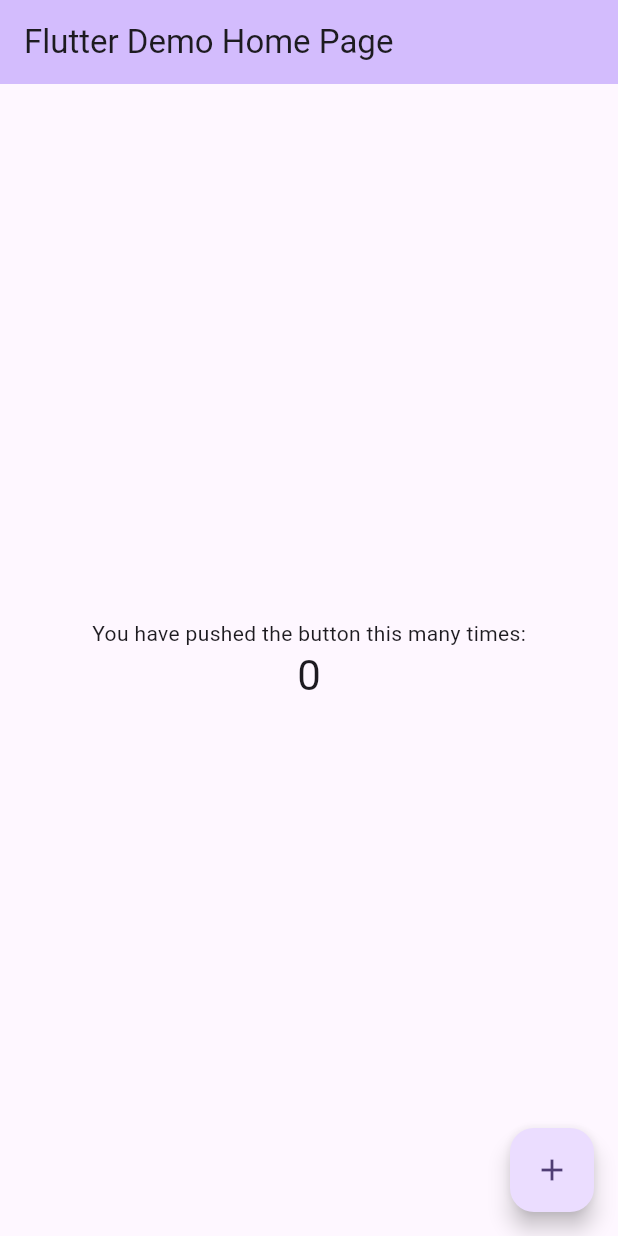
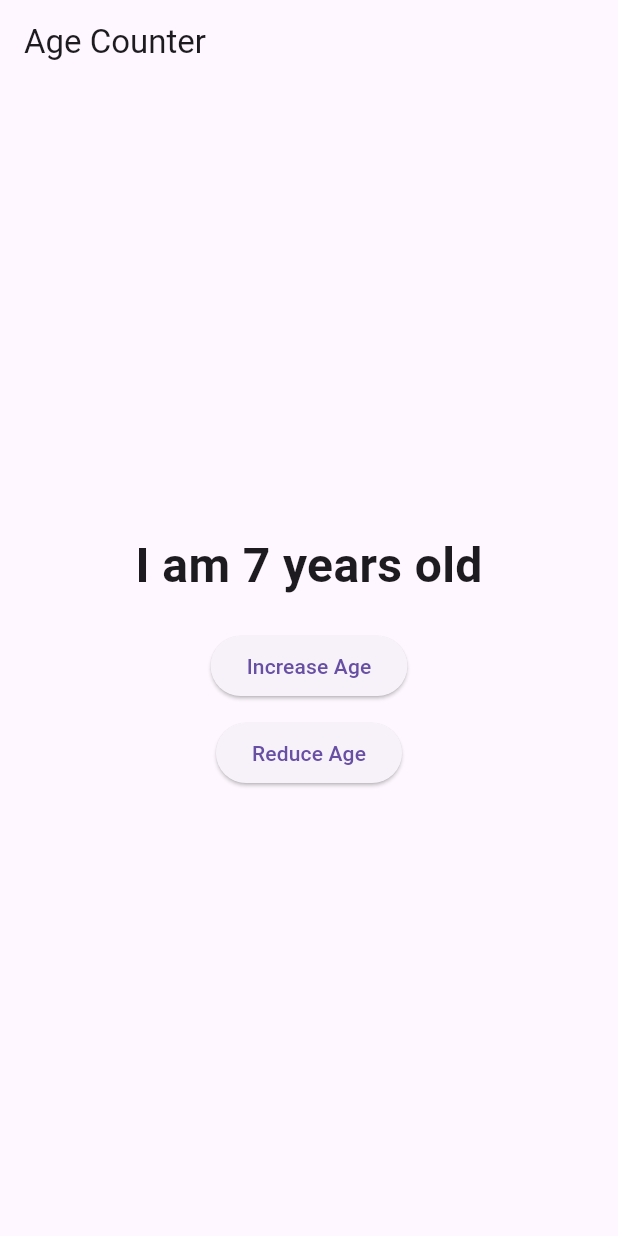
Before and after one commit to mcarney7/activity06, a Flutter app: the screen it shows after launch, on a phone screen of 412 x 824 dp. Run offline on Flutter 3.47's test engine with Material 3 defaults, Android fonts, the phone set to English and light mode, and no system bars.

Commit message:
Final commit

```diff
--- a/lib/main.dart
+++ b/lib/main.dart
@@ -1,125 +1,127 @@
-import 'package:flutter/material.dart';
+import 'dart:io' show Platform; // Importing the Platform class to check the current platform (desktop, web, mobile)
+import 'package:flutter/foundation.dart' show kIsWeb; // kIsWeb is used to check if the app is running in a web environment
+import 'package:flutter/material.dart'; // Importing Flutter's Material library for UI components
+import 'package:provider/provider.dart'; // Importing the Provider package for state management
+
+// Commented out the import for window_size package since it's not needed for non-desktop platforms
+// import 'package:window_size/window_size.dart'; // This package is used to manipulate window size on desktop platforms
 
 void main() {
-  runApp(const MyApp());
+  // Ensures that Flutter has fully initialized before running the app. This is necessary for some setup operations.
+  WidgetsFlutterBinding.ensureInitialized();
+
+  // Check if the app is running on a desktop platform (Windows, Linux, macOS)
+  if (!kIsWeb && (Platform.isWindows || Platform.isLinux || Platform.isMacOS)) {
+    // setupWindow(); // Commented out: This function would be used to configure the window size on desktop platforms
+  }
+
+  // Run the app and use ChangeNotifierProvider to provide AgeCounter to the entire app.
+  runApp(
+    ChangeNotifierProvider(
+      create: (context) => AgeCounter(), // Creates an instance of AgeCounter and provides it to the app
+      child: const MyApp(), // MyApp is the root widget of the app
+    ),
+  );
 }
 
+// Commented out: This function would handle window configuration on desktop platforms
+// void setupWindow() {
+//   setWindowTitle('Age Counter'); // Sets the window title
+//   setWindowMinSize(const Size(360, 640)); // Sets the minimum window size to 360x640 pixels
+//   setWindowMaxSize(const Size(360, 640)); // Sets the maximum window size to 360x640 pixels
+//   getCurrentScreen().then((screen) {
+//     setWindowFrame(Rect.fromCenter(
+//       center: screen!.frame.center,
+//       width: 360,
+//       height: 640,
+//     )); // Centers the window on the screen
+//   });
+// }
+
+// AgeCounter class that extends ChangeNotifier to manage state
+// This class holds the current age and provides methods to increment and decrement it.
+class AgeCounter with ChangeNotifier {
+  int age = 7; // Initial age is set to 7
+
+  // Method to increment the age
+  void incrementAge() {
+    age += 1; // Increases the age by 1
+    notifyListeners(); // Notifies all widgets listening to this model about the change in state
+  }
+
+  // Method to decrement the age
+  void decrementAge() {
+    if (age > 0) { // Ensures that age does not go below 0
+      age -= 1; // Decreases the age by 1
+      notifyListeners(); // Notifies all widgets listening to this model about the change in state
+    }
+  }
+}
+
+// MyApp is the root widget of the application
 class MyApp extends StatelessWidget {
-  const MyApp({super.key});
+  const MyApp({super.key}); // Default constructor
 
-  // This widget is the root of your application.
   @override
   Widget build(BuildContext context) {
+    // Returns the MaterialApp widget which sets up the app's theme and routes
     return MaterialApp(
-      title: 'Flutter Demo',
+      title: 'Age Counter', // The title of the app, displayed in the task switcher
       theme: ThemeData(
-        // This is the theme of your application.
-        //
-        // TRY THIS: Try running your application with "flutter run". You'll see
-        // the application has a purple toolbar. Then, without quitting the app,
-        // try changing the seedColor in the colorScheme below to Colors.green
-        // and then invoke "hot reload" (save your changes or press the "hot
-        // reload" button in a Flutter-supported IDE, or press "r" if you used
-        // the command line to start the app).
-        //
-        // Notice that the counter didn't reset back to zero; the application
-        // state is not lost during the reload. To reset the state, use hot
-        // restart instead.
-        //
-        // This works for code too, not just values: Most code changes can be
-        // tested with just a hot reload.
-        colorScheme: ColorScheme.fromSeed(seedColor: Colors.deepPurple),
-        useMaterial3: true,
+        primarySwatch: Colors.blue, // The app's theme color
       ),
-      home: const MyHomePage(title: 'Flutter Demo Home Page'),
+      home: const MyHomePage(), // The default route of the app, which points to MyHomePage
     );
   }
 }
 
-class MyHomePage extends StatefulWidget {
-  const MyHomePage({super.key, required this.title});
-
-  // This widget is the home page of your application. It is stateful, meaning
-  // that it has a State object (defined below) that contains fields that affect
-  // how it looks.
-
-  // This class is the configuration for the state. It holds the values (in this
-  // case the title) provided by the parent (in this case the App widget) and
-  // used by the build method of the State. Fields in a Widget subclass are
-  // always marked "final".
-
-  final String title;
-
-  @override
-  State<MyHomePage> createState() => _MyHomePageState();
-}
-
-class _MyHomePageState extends State<MyHomePage> {
-  int _counter = 0;
-
-  void _incrementCounter() {
-    setState(() {
-      // This call to setState tells the Flutter framework that something has
-      // changed in this State, which causes it to rerun the build method below
-      // so that the display can reflect the updated values. If we changed
-      // _counter without calling setState(), then the build method would not be
-      // called again, and so nothing would appear to happen.
-      _counter++;
-    });
-  }
+// MyHomePage is the main screen of the app where the age counter is displayed
+class MyHomePage extends StatelessWidget {
+  const MyHomePage({super.key}); // Default constructor
 
   @override
   Widget build(BuildContext context) {
-    // This method is rerun every time setState is called, for instance as done
-    // by the _incrementCounter method above.
-    //
-    // The Flutter framework has been optimized to make rerunning build methods
-    // fast, so that you can just rebuild anything that needs updating rather
-    // than having to individually change instances of widgets.
+    // Scaffold provides the basic structure for the app screen, including an app bar and body
     return Scaffold(
       appBar: AppBar(
-        // TRY THIS: Try changing the color here to a specific color (to
-        // Colors.amber, perhaps?) and trigger a hot reload to see the AppBar
-        // change color while the other colors stay the same.
-        backgroundColor: Theme.of(context).colorScheme.inversePrimary,
-        // Here we take the value from the MyHomePage object that was created by
-        // the App.build method, and use it to set our appbar title.
-        title: Text(widget.title),
+        title: const Text('Age Counter'), // AppBar title displayed at the top of the screen
       ),
       body: Center(
-        // Center is a layout widget. It takes a single child and positions it
-        // in the middle of the parent.
+        // Center widget to center its child widgets vertically and horizontally
         child: Column(
-          // Column is also a layout widget. It takes a list of children and
-          // arranges them vertically. By default, it sizes itself to fit its
-          // children horizontally, and tries to be as tall as its parent.
-          //
-          // Column has various properties to control how it sizes itself and
-          // how it positions its children. Here we use mainAxisAlignment to
-          // center the children vertically; the main axis here is the vertical
-          // axis because Columns are vertical (the cross axis would be
-          // horizontal).
-          //
-          // TRY THIS: Invoke "debug painting" (choose the "Toggle Debug Paint"
-          // action in the IDE, or press "p" in the console), to see the
-          // wireframe for each widget.
-          mainAxisAlignment: MainAxisAlignment.center,
-          children: <Widget>[
-            const Text(
-              'You have pushed the button this many times:',
+          mainAxisAlignment: MainAxisAlignment.center, // Vertically centers the children in the column
+          children: [
+            // Consumer widget listens to changes in the AgeCounter model and rebuilds when the model changes
+            Consumer<AgeCounter>(
+              builder: (context, ageCounter, child) => Text(
+                'I am ${ageCounter.age} years old', // Display the current age using the ageCounter model
+                style: const TextStyle(
+                  fontSize: 32, // Sets the font size to 32 for emphasis
+                  fontWeight: FontWeight.bold, // Makes the text bold
+                ),
+              ),
             ),
-            Text(
-              '$_counter',
-              style: Theme.of(context).textTheme.headlineMedium,
+            const SizedBox(height: 20), // Adds a space of 20 pixels between the text and the buttons
+            // Button to increase the age
+            ElevatedButton(
+              onPressed: () {
+                var ageCounter = context.read<AgeCounter>(); // Accesses the AgeCounter model
+                ageCounter.incrementAge(); // Calls the incrementAge method to increase the age
+              },
+              child: const Text('Increase Age'), // Text displayed on the button
+            ),
+            const SizedBox(height: 10), // Adds a space of 10 pixels between the two buttons
+            // Button to decrease the age
+            ElevatedButton(
+              onPressed: () {
+                var ageCounter = context.read<AgeCounter>(); // Accesses the AgeCounter model
+                ageCounter.decrementAge(); // Calls the decrementAge method to decrease the age
+              },
+              child: const Text('Reduce Age'), // Text displayed on the button
             ),
           ],
         ),
       ),
-      floatingActionButton: FloatingActionButton(
-        onPressed: _incrementCounter,
-        tooltip: 'Increment',
-        child: const Icon(Icons.add),
-      ), // This trailing comma makes auto-formatting nicer for build methods.
     );
   }
 }
```
Also changed, not shown: pubspec.yaml (+11 -80 lines), pubspec.lock, 5 other files.
